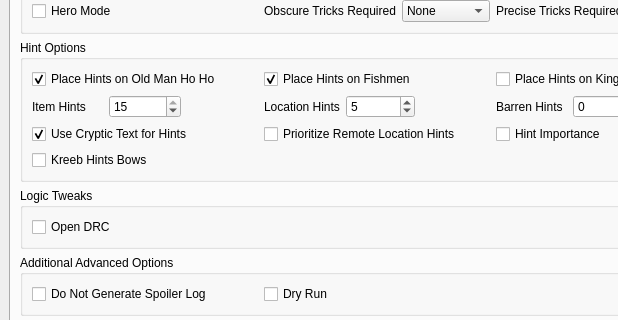
Qt form wwr_ui/randomizer_window.ui (tanjo3/wwrando) before a commit; both pictures show x 0 to 618 and y 143 to 463 of the 1000 by 775 pixel window.
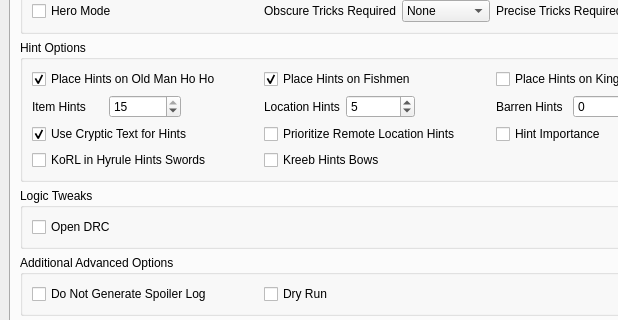
The same form after that commit. The open tabs and pages were chosen to show the change. Custom widgets are drawn as their Qt base class.

Commit message: New Feature: Add Sword hints on Hyrule KoRL

```diff
--- a/wwr_ui/randomizer_window.ui
+++ b/wwr_ui/randomizer_window.ui
@@ -1440,6 +1440,13 @@
                 </layout>
                </item>
                <item row="7" column="0">
+                <widget class="QCheckBox" name="korl_hints_swords">
+                 <property name="text">
+                  <string>KoRL in Hyrule Hints Swords</string>
+                 </property>
+                </widget>
+               </item>
+               <item row="7" column="1">
                 <widget class="QCheckBox" name="kreeb_hints_bows">
                  <property name="text">
                   <string>Kreeb Hints Bows</string>
```
Left out of the diff: 172 changed lines with no effect on the pictures. The commit also changes 3 other files.
